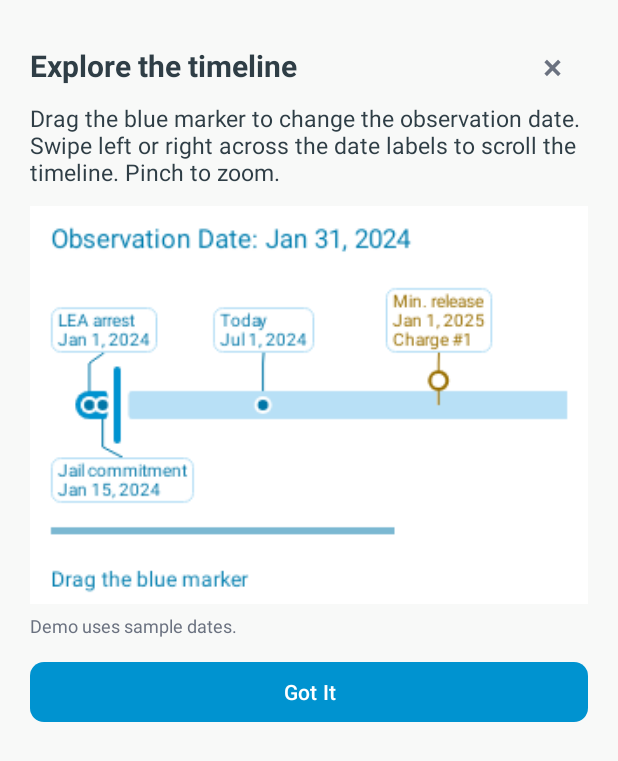
After one commit to Jmvd1234/prison-app, an Android app: the layout dialog_timeline_tutorial.xml on its own in the app's theme, with its tools: preview values and no code run, on a phone screen of 412 x 824 dp. The commit adds this screen. Shown: the top 761 px of the screen. Run offline under Robolectric (Android 15) with nearby library versions, the phone set to English and light mode, and no system bars.

Commit message:
Added Gif

```diff
--- /dev/null
+++ b/app/src/main/java/com/example/myapplication/TimelineDemoView.java
@@ -0,0 +1,64 @@
+package com.example.myapplication;
+
+import android.content.Context;
+import android.graphics.Canvas;
+import android.graphics.Movie;
+import android.graphics.drawable.Drawable;
+import android.graphics.drawable.Animatable;
+import android.os.Build;
+import android.os.SystemClock;
+import android.util.AttributeSet;
+import android.view.View;
+import java.io.InputStream;
+
+/** Bundled offline GIF; framework animation on modern Android, Movie on Android 7–8. */
+@SuppressWarnings("deprecation")
+public class TimelineDemoView extends View {
+    private Drawable animation;
+    private Movie movie;
+    private boolean playing;
+    private long started;
+    public TimelineDemoView(Context context,AttributeSet attrs) {
+        super(context,attrs);
+        if(Build.VERSION.SDK_INT>=28){
+            try {
+                animation=android.graphics.ImageDecoder.decodeDrawable(
+                        android.graphics.ImageDecoder.createSource(getResources(),R.raw.timeline_demo));
+                animation.setCallback(this);
+            } catch(java.io.IOException ignored) { }
+        }
+        if(animation==null){
+            setLayerType(View.LAYER_TYPE_SOFTWARE,null);
+            try(InputStream stream=getResources().openRawResource(R.raw.timeline_demo)) {
+                movie=Movie.decodeStream(stream);
+            } catch(java.io.IOException ignored) { }
+        }
+        setImportantForAccessibility(IMPORTANT_FOR_ACCESSIBILITY_NO);
+    }
+    public void play(){
+        playing=true;started=SystemClock.uptimeMillis();
+        if(animation instanceof Animatable)((Animatable)animation).start();
+        invalidate();
+    }
+    public void pause(){
+        playing=false;
+        if(animation instanceof Animatable)((Animatable)animation).stop();
+    }
+    @Override protected boolean verifyDrawable(Drawable drawable){return drawable==animation||super.verifyDrawable(drawable);}
+    @Override protected void onDetachedFromWindow(){pause();super.onDetachedFromWindow();}
+    @Override protected void onMeasure(int w,int h) {
+        int width=MeasureSpec.getSize(w);
+        float ratio=animation!=null?animation.getIntrinsicHeight()/(float)animation.getIntrinsicWidth():movie!=null?movie.height()/(float)movie.width():228f/320;
+        setMeasuredDimension(resolveSize(width,w),resolveSize(Math.round(width*ratio),h));
+    }
+    @Override protected void onDraw(Canvas canvas) {
+        super.onDraw(canvas);
+        if(animation!=null){animation.setBounds(0,0,getWidth(),getHeight());animation.draw(canvas);return;}
+        if(movie==null)return;
+        int time=playing?(int)((SystemClock.uptimeMillis()-started)%Math.max(1,movie.duration())):0;
+        movie.setTime(time);
+        float scale=getWidth()/(float)movie.width();
+        canvas.save();canvas.scale(scale,scale);movie.draw(canvas,0,0);canvas.restore();
+        if(playing&&isShown())postInvalidateDelayed(80);
+    }
+}
--- /dev/null
+++ b/app/src/main/res/layout/dialog_timeline_tutorial.xml
@@ -0,0 +1,28 @@
+<?xml version="1.0" encoding="utf-8"?>
+<ScrollView xmlns:android="http://schemas.android.com/apk/res/android"
+    android:layout_width="match_parent" android:layout_height="wrap_content">
+    <LinearLayout android:layout_width="match_parent" android:layout_height="wrap_content"
+        android:orientation="vertical" android:padding="20dp">
+        <LinearLayout android:layout_width="match_parent" android:layout_height="wrap_content"
+            android:gravity="center_vertical" android:orientation="horizontal">
+            <TextView android:layout_width="0dp" android:layout_weight="1" android:layout_height="wrap_content"
+                android:text="@string/timeline_tutorial_title" android:textSize="20sp" android:textStyle="bold" android:textColor="@color/laya_text"/>
+            <androidx.appcompat.widget.AppCompatButton android:id="@+id/timelineTutorialClose"
+                android:layout_width="48dp" android:layout_height="48dp" android:minWidth="0dp" android:minHeight="0dp"
+                android:padding="0dp" android:background="?attr/selectableItemBackgroundBorderless"
+                android:text="@string/profile_breakdown_close_symbol" android:textSize="24sp" android:textColor="@color/laya_muted"
+                android:contentDescription="@string/timeline_tutorial_close"/>
+        </LinearLayout>
+        <TextView android:layout_width="match_parent" android:layout_height="wrap_content"
+            android:text="@string/timeline_tutorial_body" android:textSize="15sp" android:textColor="@color/laya_text"
+            android:layout_marginBottom="12dp"/>
+        <com.example.myapplication.TimelineDemoView android:id="@+id/timelineTutorialDemo"
+            android:layout_width="match_parent" android:layout_height="wrap_content"/>
+        <TextView android:layout_width="match_parent" android:layout_height="wrap_content"
+            android:text="@string/timeline_tutorial_sample" android:textSize="12sp" android:textColor="@color/laya_muted"
+            android:layout_marginTop="6dp"/>
+        <com.google.android.material.button.MaterialButton android:id="@+id/timelineTutorialGotIt"
+            android:layout_width="match_parent" android:layout_height="wrap_content" android:minHeight="48dp"
+            android:layout_marginTop="12dp" android:text="@string/timeline_tutorial_got_it" android:textAllCaps="false"/>
+    </LinearLayout>
+</ScrollView>
--- /dev/null
+++ b/app/src/main/res/values/timeline_tutorial.xml
@@ -0,0 +1,7 @@
+<resources>
+    <string name="timeline_tutorial_title">Explore the timeline</string>
+    <string name="timeline_tutorial_body">Drag the blue marker to change the observation date. Swipe left or right across the date labels to scroll the timeline. Pinch to zoom.</string>
+    <string name="timeline_tutorial_sample">Demo uses sample dates.</string>
+    <string name="timeline_tutorial_close">Close tutorial</string>
+    <string name="timeline_tutorial_got_it">Got It</string>
+</resources>
```
Also changed, not shown: app/src/main/java/com/example/myapplication/BreakdownActivity.java (+27 -3 lines), app/src/main/java/com/example/myapplication/TimelineTutorialDialog.java (added, +47 -0 lines), app/src/main/res/raw/timeline_demo.gif (added), 3 other files.
